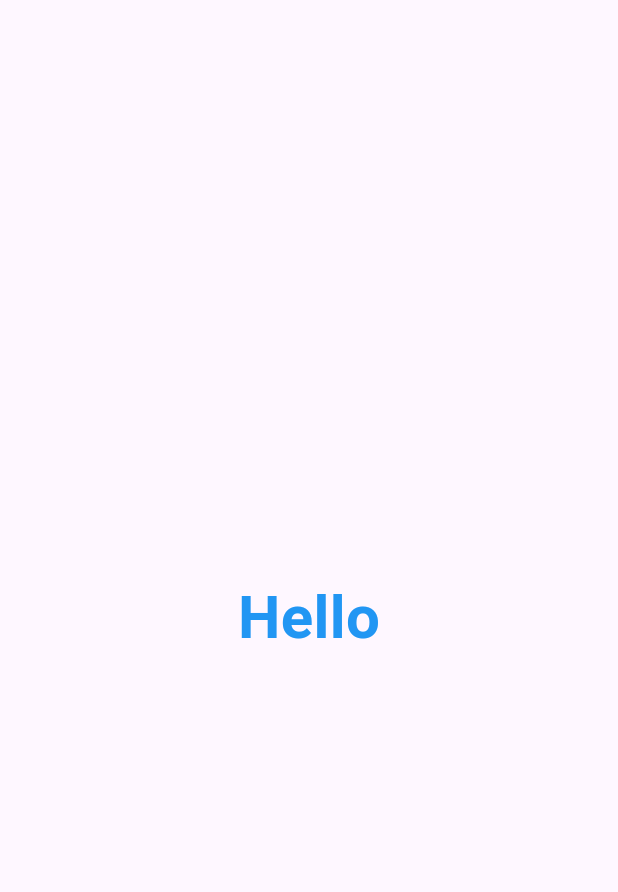
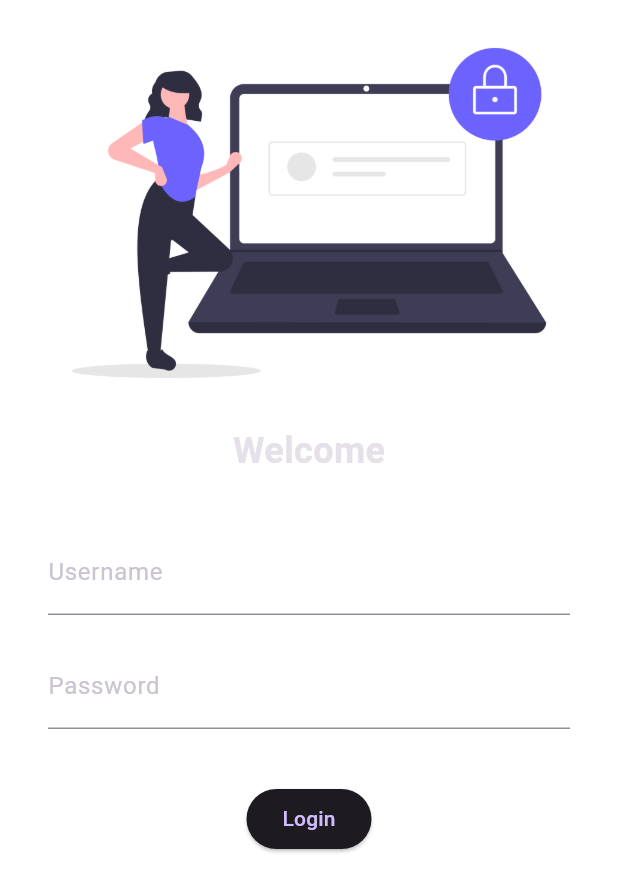
Before and after one commit to mudassirarif17/flutter-catalog, a Flutter app: the screen it shows after launch, on a phone screen of 412 x 824 dp. Shown: the top 892 px of the screen. Run offline on Flutter 3.47's test engine with Material 3 defaults, Android fonts, the phone set to English and light mode, and no system bars.

Commit message:
day 4 completed

```diff
--- a/lib/login_page.dart
+++ b/lib/login_page.dart
@@ -6,20 +6,55 @@ class LoginPage extends StatelessWidget {
   @override
   Widget build(BuildContext context) {
     // Theme Mode
-    return MaterialApp(
-      home : Material(
-        child : Center(
-          child : Container(
-            child: Text("Hello" ,
-            style: TextStyle(
-              fontSize: 40,
-              color:  Colors.blue,
-              fontWeight: FontWeight.bold
-            ),
-          ),
-          )
+    return Material(
+      color : Colors.white,
+        child : Column(
+          children: [
+            Image.asset(
+              "assets/images/login_page_png.png",
+              fit : BoxFit.cover
+              ),
+              const Text (
+                "Welcome",
+                style : TextStyle(
+                  fontSize: 24,
+                  fontWeight: FontWeight.bold
+                ),
+              ),
+              const SizedBox(
+                height: 20.0,
+              ),
+              Padding(
+                padding: const EdgeInsets.symmetric(vertical: 16.0 , horizontal: 32.0),
+                child : Column(children: [
+                  TextFormField(
+                decoration: const InputDecoration(
+                  hintText: "Enter username",
+                  labelText: "Username"
+                ),
+              ),
+              const SizedBox(
+                height : 20.0
+              ),
+              TextFormField(
+                decoration: const InputDecoration(
+                  hintText: "Enter Password",
+                  labelText: "Password"
+                ),
+              ),
+                ],)
+                ),
+              SizedBox(
+                height: 20.0,
+              ),
+              ElevatedButton(
+                child : const Text("Login"),
+                onPressed: (){
+                  print("Hello");
+                },
+              ),
+          ],
         ),
-      ),
     );
   }
 }
--- a/lib/main.dart
+++ b/lib/main.dart
@@ -16,6 +16,7 @@ class MyApp extends StatelessWidget {
       // home : HomePage(),
       home : LoginPage(),
      themeMode: ThemeMode.dark,
+     debugShowCheckedModeBanner: false,
       theme : ThemeData(primarySwatch: Colors.deepPurple,
       ),
       darkTheme: ThemeData(
--- a/pubspec.yaml
+++ b/pubspec.yaml
@@ -59,9 +59,9 @@ flutter:
   uses-material-design: true
 
   # To add assets to your application, add an assets section, like this:
-  # assets:
-  #   - images/a_dot_burr.jpeg
-  #   - images/a_dot_ham.jpeg
+  assets:
+    - assets/images/
+    # - images/a_dot_ham.jpeg
 
   # An image asset can refer to one or more resolution-specific "variants", see
   # https://flutter.dev/assets-and-images/#resolution-aware
```
Also changed, not shown: assets/images/login_page_png.png (added), assets/login_image.svg (added).
